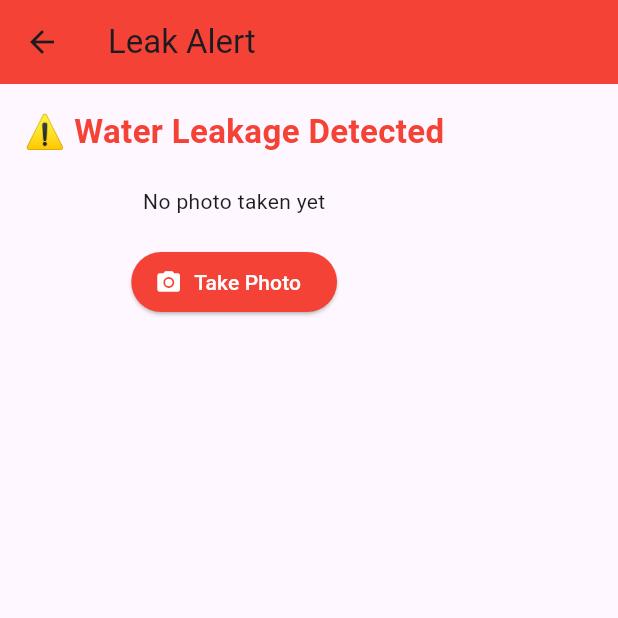
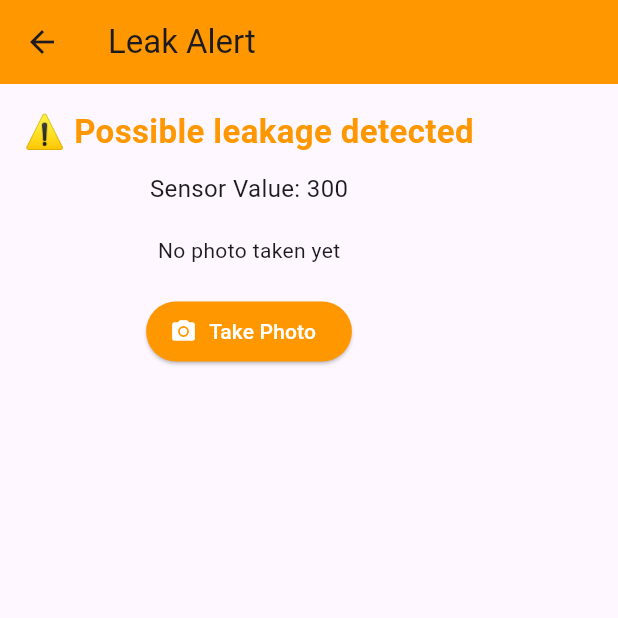
Before and after one commit to febbie105/Smart-Water-Leakage-Detection-and-Control-System, a Flutter app: the screen it shows after launch, after a tap on "Go to Alert Screen", on a phone screen of 412 x 824 dp, the top half of it. Run offline on Flutter 3.47's test engine with Material 3 defaults, Android fonts, the phone set to English and light mode, and no system bars; our stand-ins replace image_picker.

Commit message:
Meaningful message

```diff
--- a/lib/screens/alert_screen.dart
+++ b/lib/screens/alert_screen.dart
@@ -13,7 +13,28 @@ class _AlertScreenState extends State<AlertScreen> {
   File? _image;
   final ImagePicker _picker = ImagePicker();
 
-  // 👇 THIS IS THE takePhoto() FUNCTION
+  int sensorValue = 300; // 👈 dummy value
+
+  Color getAlertColor(int value) {
+    if (value <= 200) {
+      return Colors.green;
+    } else if (value <= 300) {
+      return Colors.orange;
+    } else {
+      return Colors.red;
+    }
+  }
+
+  String getAlertText(int value) {
+    if (value <= 200) {
+      return "✅ Water level normal";
+    } else if (value <= 300) {
+      return "⚠️ Possible leakage detected";
+    } else {
+      return "🚨 CRITICAL WATER LEAKAGE!";
+    }
+  }
+
   Future<void> takePhoto() async {
     final XFile? photo =
         await _picker.pickImage(source: ImageSource.camera);
@@ -22,30 +43,37 @@ class _AlertScreenState extends State<AlertScreen> {
       setState(() {
         _image = File(photo.path);
       });
-
-      // debug check
-      print("Photo captured successfully");
     }
   }
 
   @override
   Widget build(BuildContext context) {
+    final Color alertColor = getAlertColor(sensorValue);
+
     return Scaffold(
       appBar: AppBar(
         title: const Text("Leak Alert"),
-        backgroundColor: Colors.red,
+        backgroundColor: alertColor,
       ),
       body: Padding(
         padding: const EdgeInsets.all(16),
         child: Column(
           children: [
-            const Text(
-              "⚠️ Water Leakage Detected",
+            Text(
+              getAlertText(sensorValue),
               style: TextStyle(
                 fontSize: 22,
                 fontWeight: FontWeight.bold,
-                color: Colors.red,
+                color: alertColor,
               ),
+              textAlign: TextAlign.center,
+            ),
+
+            const SizedBox(height: 10),
+
+            Text(
+              "Sensor Value: $sensorValue",
+              style: const TextStyle(fontSize: 16),
             ),
 
             const SizedBox(height: 20),
@@ -57,12 +85,12 @@ class _AlertScreenState extends State<AlertScreen> {
             const SizedBox(height: 20),
 
             ElevatedButton.icon(
-              onPressed: takePhoto, // 👈 function used here
+              onPressed: takePhoto,
               icon: const Icon(Icons.camera_alt),
               label: const Text("Take Photo"),
               style: ElevatedButton.styleFrom(
                 foregroundColor: Colors.white,
-                backgroundColor: Colors.red,
+                backgroundColor: alertColor,
               ),
             ),
           ],
--- a/lib/screens/home_screen.dart
+++ b/lib/screens/home_screen.dart
@@ -1,14 +1,102 @@
 import 'package:flutter/material.dart';
+import 'alert_screen.dart';
+import 'contacts_screen.dart';
+
 
 class HomeScreen extends StatelessWidget {
+  const HomeScreen({super.key});
+
   @override
   Widget build(BuildContext context) {
     return Scaffold(
-      appBar: AppBar(title: Text("Home")),
+      backgroundColor: const Color(0xFFF8EFFF), // soft pink background
+      appBar: AppBar(
+        title: const Text("Live Sensor Data"),
+        backgroundColor: Colors.blue,
+      ),
+
       body: Center(
-        child: Text(
-          "Welcome 🎉",
-          style: TextStyle(fontSize: 24),
+        child: Container(
+          padding: const EdgeInsets.all(20),
+          decoration: BoxDecoration(
+            color: const Color(0xFFD9F3FF), // light cyan
+            borderRadius: BorderRadius.circular(20),
+            boxShadow: [
+              BoxShadow(
+                color: Colors.black26,
+                blurRadius: 8,
+                offset: Offset(0, 4),
+              )
+            ],
+          ),
+
+          child: Column(
+            mainAxisSize: MainAxisSize.min,
+            children: [
+              const Text(
+                "Water Level",
+                style: TextStyle(
+                  fontSize: 22,
+                  fontWeight: FontWeight.bold,
+                  color: Colors.black87,
+                ),
+              ),
+
+              const SizedBox(height: 10),
+
+              const Text(
+                "300",
+                style: TextStyle(
+                  fontSize: 36,
+                  fontWeight: FontWeight.bold,
+                  color: Colors.blue,
+                ),
+              ),
+
+              const SizedBox(height: 15),
+
+              ElevatedButton(
+                onPressed: () {
+                  Navigator.push(
+                    context,
+                    MaterialPageRoute(builder: (context) => const AlertScreen()),
+                  );
+                },
+                style: ElevatedButton.styleFrom(
+                  backgroundColor: Colors.purple.shade200,
+                  foregroundColor: Colors.white,
+                  shape: RoundedRectangleBorder(
+                    borderRadius: BorderRadius.circular(20),
+                  ),
+                  padding:
+                      const EdgeInsets.symmetric(horizontal: 20, vertical: 10),
+                ),
+                child: const Text("Go to Alert Screen"),
+              ),
+              const SizedBox(height: 10),
+
+ElevatedButton.icon(
+  onPressed: () {
+    Navigator.push(
+      context,
+      MaterialPageRoute(
+        builder: (context) => const ContactsScreen(),
+      ),
+    );
+  },
+  icon: const Icon(Icons.contacts),
+  label: const Text("Go to Contacts"),
+  style: ElevatedButton.styleFrom(
+    backgroundColor: Colors.green,
+    foregroundColor: Colors.white,
+    shape: RoundedRectangleBorder(
+      borderRadius: BorderRadius.circular(20),
+    ),
+  ),
+),
+
+            ],
+          ),
         ),
       ),
     );
--- a/lib/screens/splash_screen.dart
+++ b/lib/screens/splash_screen.dart
@@ -1,5 +1,5 @@
 import 'package:flutter/material.dart';
-import 'live_sensor_screen.dart';
+import 'home_screen.dart';
 
 class SplashScreen extends StatefulWidget {
   const SplashScreen({super.key});
@@ -14,10 +14,12 @@ class _SplashScreenState extends State<SplashScreen> {
     super.initState();
 
     Future.delayed(const Duration(seconds: 3), () {
+      if (!mounted) return;
+
       Navigator.pushReplacement(
         context,
         MaterialPageRoute(
-          builder: (context) => const LiveSensorScreen(),
+          builder: (_) => HomeScreen(),
         ),
       );
     });
```
Also changed, not shown: lib/screens/contacts_screen.dart (added, +73 -0 lines).
